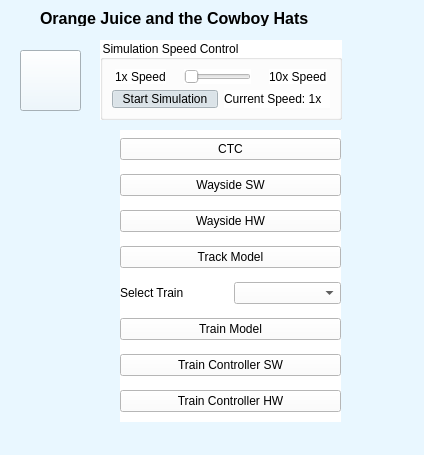
The window that MainUI.ui (asmithie13/ECE-1140) describes before a commit, drawn with Qt 5.
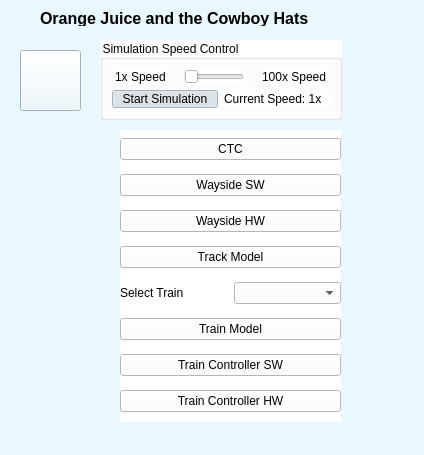
The same window after the commit. Icons and pictures are not drawn.

Commit message: Main UI speed multiplier updated up to 100x

Patch:
```diff
--- a/MainUI.ui
+++ b/MainUI.ui
@@ -115,6 +115,9 @@
           <number>1</number>
          </property>
          <property name="maximum">
+          <number>100</number>
+         </property>
+         <property name="singleStep">
           <number>10</number>
          </property>
          <property name="orientation">
@@ -131,7 +134,7 @@
 </string>
          </property>
          <property name="text">
-          <string>10x Speed</string>
+          <string>100x Speed</string>
          </property>
         </widget>
        </item>
```
The commit also changes 1 other file.
